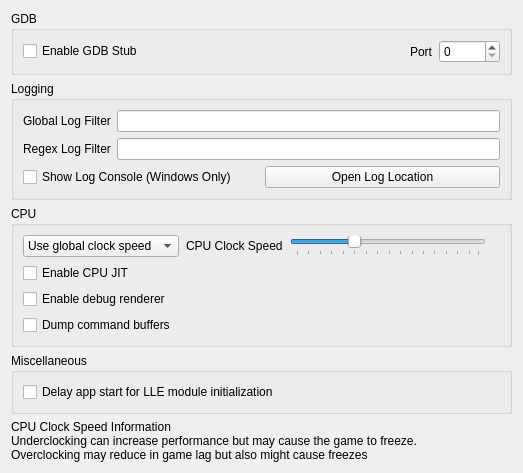
Above: src/citra_qt/configuration/configure_debug.ui from rtiangha/bravely-offline-citra before the change. Below: the same form after it.
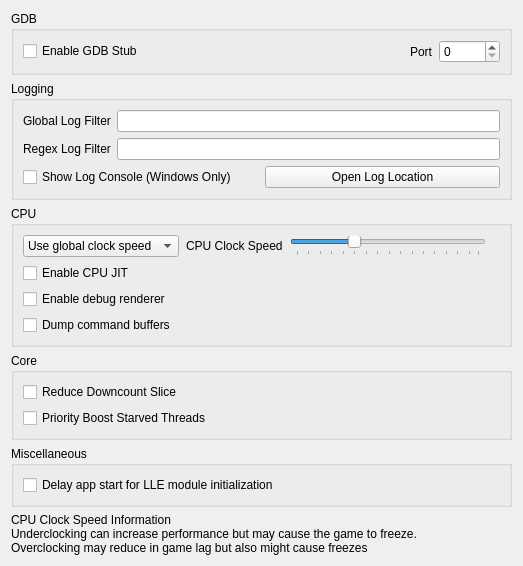
That is the form after the change.

```diff
--- a/src/citra_qt/configuration/configure_debug.ui
+++ b/src/citra_qt/configuration/configure_debug.ui
@@ -233,12 +233,41 @@
      </layout>
     </widget>
    </item>
+   <item>
+    <widget class="QGroupBox" name="groupBox_5">
+     <property name="title">
+      <string>Core</string>
+     </property>
+     <layout class="QGridLayout" name="gridLayout_3">
+      <item row="1" column="0">
+       <widget class="QCheckBox" name="toggle_reduce_downcount_slice">
+        <property name="toolTip">
+         <string>&lt;html&gt;&lt;head/&gt;&lt;body&gt;&lt;p&gt;Reduces core timing downcount to a smaller time slice, reducing CPU usage. This may improve the performance for GPU heavy games, but if the game is CPU hungry, it may cause a performance hit.&lt;/p&gt;&lt;/body&gt;&lt;/html&gt;</string>
+        </property>
+        <property name="text">
+         <string>Reduce Downcount Slice</string>
+        </property>
+       </widget>
+      </item>
+      <item row="2" column="0">
+       <widget class="QCheckBox" name="toggle_priority_boost_starved_threads">
+        <property name="toolTip">
+         <string>&lt;html&gt;&lt;head/&gt;&lt;body&gt;&lt;p&gt;Boost low priority starved threads during kernel rescheduling. This may improve the performance.&lt;/p&gt;&lt;/body&gt;&lt;/html&gt;</string>
+        </property>
+        <property name="text">
+         <string>Priority Boost Starved Threads</string>
+        </property>
+       </widget>
+      </item>
+     </layout>
+    </widget>
+   </item>
     <item>
-      <widget class="QGroupBox" name="groupBox_5">
+      <widget class="QGroupBox" name="groupBox_6">
         <property name="title">
           <string>Miscellaneous</string>
         </property>
-        <layout class="QGridLayout" name="gridLayout_2">
+        <layout class="QGridLayout" name="gridLayout_4">
           <item row="1" column="0">
             <widget class="QCheckBox" name="delay_start_for_lle_modules">
               <property name="toolTip">
```
